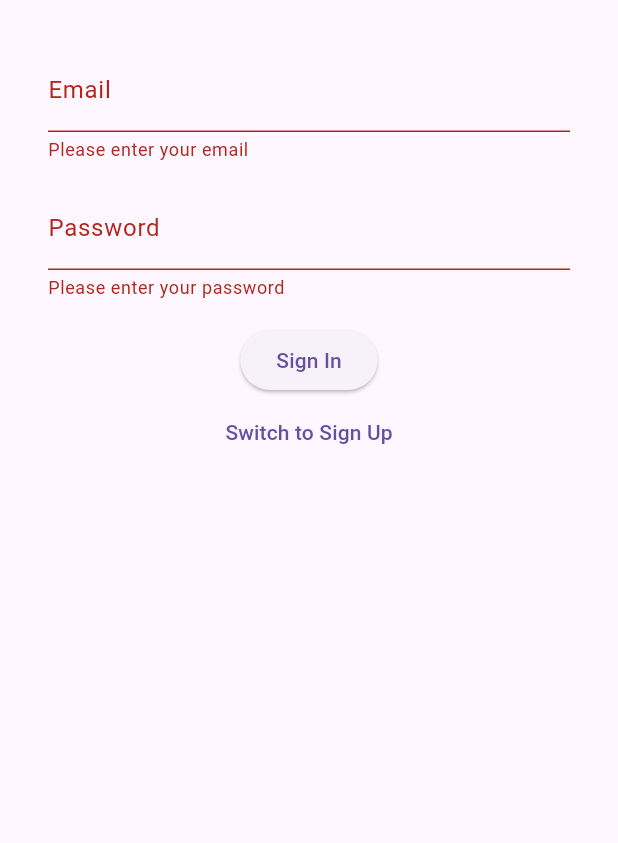
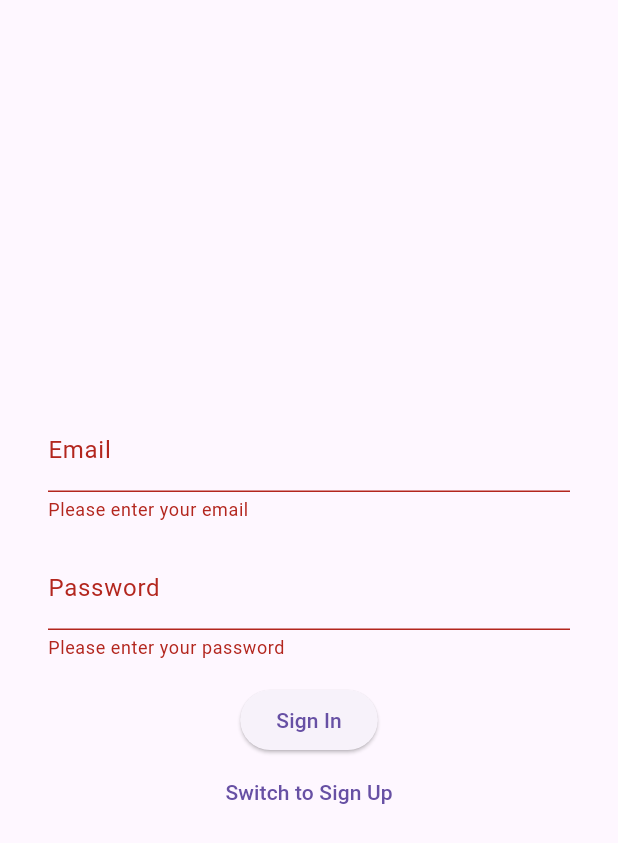
Before and after one commit to AlbertGawin/lokalio, a Flutter app: the screen it shows after launch, after a tap on "Sign In", on a phone screen of 412 x 824 dp. Shown: the top 843 px of the screen. Run offline on Flutter 3.47's test engine with Material 3 defaults, Android fonts, the phone set to English and light mode, and no system bars; our stand-ins replace bloc, cloud_firestore, dartz, equatable, firebase_auth, firebase_core and 4 more; missing offline and left inert: firebase_app_check, firebase_core_platform_interface; accounts and stored records are empty.

Commit message:
U updates

```diff
--- /dev/null
+++ b/devtools_options.yaml
@@ -0,0 +1 @@
+extensions:
--- a/lib/features/auth/presentation/pages/auth_page.dart
+++ b/lib/features/auth/presentation/pages/auth_page.dart
@@ -12,7 +12,10 @@ class AuthPage extends StatelessWidget {
 
   @override
   Widget build(BuildContext context) {
-    return Scaffold(body: buildBody(context));
+    return GestureDetector(
+      onTap: () => FocusManager.instance.primaryFocus?.unfocus(),
+      child: Scaffold(body: buildBody(context)),
+    );
   }
 
   BlocProvider<AuthBloc> buildBody(BuildContext context) {
--- a/lib/features/auth/presentation/widgets/auth_widget.dart
+++ b/lib/features/auth/presentation/widgets/auth_widget.dart
@@ -20,18 +20,20 @@ class _AuthWidgetState extends State<AuthWidget> {
 
   @override
   Widget build(BuildContext context) {
-    return SingleChildScrollView(
+    return Center(
+      child: SingleChildScrollView(
         padding: const EdgeInsets.all(32),
         child: Column(
-        mainAxisAlignment: MainAxisAlignment.center,
           children: [
             if (_isSignIn) SignInWidget(),
             if (!_isSignIn) SignUpWidget(),
             TextButton(
               onPressed: _toggleAuthMode,
-            child: Text(_isSignIn ? 'Switch to Sign Up' : 'Switch to Sign In'),
+              child:
+                  Text(_isSignIn ? 'Switch to Sign Up' : 'Switch to Sign In'),
             ),
           ],
+        ),
       ),
     );
   }
--- a/lib/features/auth/presentation/widgets/sign_in_widget.dart
+++ b/lib/features/auth/presentation/widgets/sign_in_widget.dart
@@ -31,9 +31,7 @@ class SignInWidget extends StatelessWidget {
               autofillHints: const [AutofillHints.email],
               maxLines: 1,
               textInputAction: TextInputAction.next,
-              decoration: const InputDecoration(
-                labelText: 'Email',
-              ),
+              decoration: const InputDecoration(labelText: 'Email'),
               keyboardType: TextInputType.emailAddress,
               validator: (value) {
                 if (value == null || value.isEmpty) {
--- a/lib/main.dart
+++ b/lib/main.dart
@@ -1,3 +1,4 @@
+import 'package:firebase_app_check/firebase_app_check.dart';
 import 'package:firebase_core/firebase_core.dart';
 import 'package:flutter/material.dart';
 import 'package:flutter/services.dart';
@@ -10,13 +11,13 @@ import 'injection_container.dart' as di;
 void main() async {
   WidgetsFlutterBinding.ensureInitialized();
 
-  await Firebase.initializeApp(
-    options: DefaultFirebaseOptions.currentPlatform,
+  await Firebase.initializeApp(options: DefaultFirebaseOptions.currentPlatform);
+  await FirebaseAppCheck.instance.activate(
+    androidProvider: AndroidProvider.debug,
+    appleProvider: AppleProvider.debug,
   );
 
-  SystemChrome.setPreferredOrientations([
-    DeviceOrientation.portraitUp,
-  ]);
+  SystemChrome.setPreferredOrientations([DeviceOrientation.portraitUp]);
 
   SystemChrome.setEnabledSystemUIMode(SystemUiMode.edgeToEdge, overlays: []);
   SystemChrome.setSystemUIOverlayStyle(const SystemUiOverlayStyle(
--- a/pubspec.yaml
+++ b/pubspec.yaml
@@ -49,6 +49,8 @@ dependencies:
   bloc: ^8.1.2
   get_it: ^7.6.4
   flutter_staggered_grid_view: ^0.7.0
+  firebase_app_check: ^0.2.1+8
+  intl_phone_number_input: ^0.7.4
 
 dev_dependencies:
   flutter_test:
```
Also changed, not shown: lib/core/util/create_route.dart (added, +16 -0 lines), lib/features/notice_list/presentation/widgets/notice_item_widget.dart (+3 -5 lines), pubspec.lock, 2 other files. Lines whose indentation alone changed are shown as unchanged.
